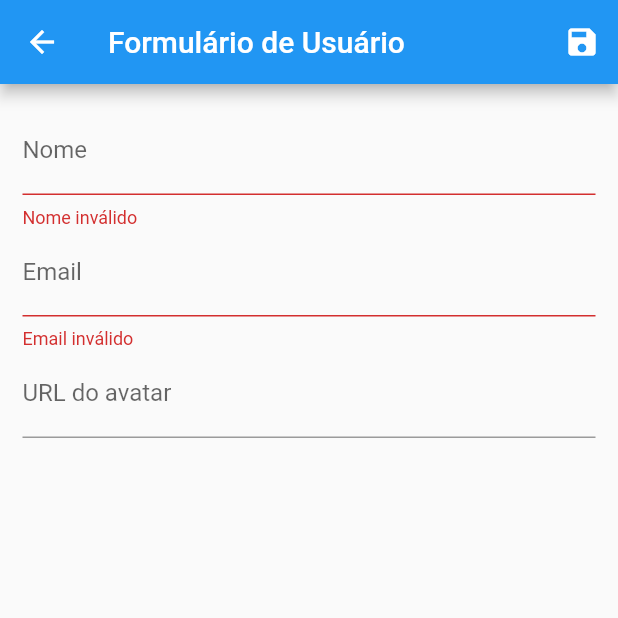
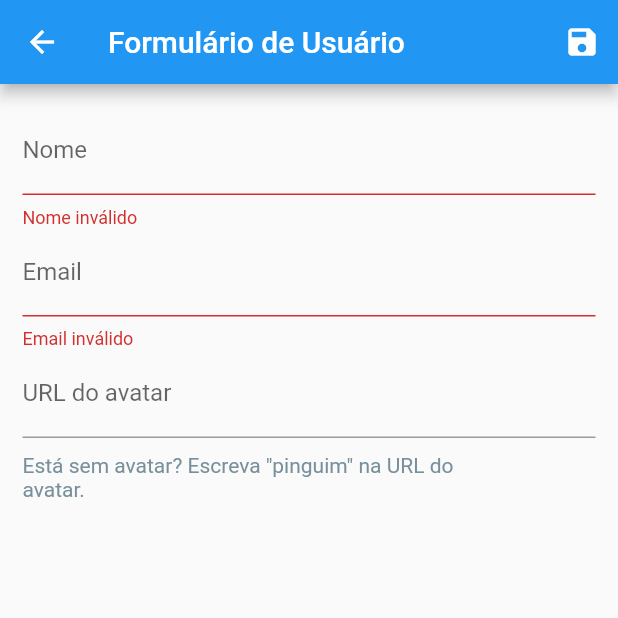
Before and after one commit to hiagopsilva/flutter-crud, a Flutter app: the UserForm screen opened by its route, after a tap on the "save" icon, on a phone screen of 412 x 824 dp, the top half of it. Run offline on Flutter 3.47's test engine with Material 2 defaults, Android fonts, the phone set to English and light mode, and no system bars; statements that could not run were skipped.

Commit message:
feat: added default avatar url

```diff
--- a/lib/views/user_form.dart
+++ b/lib/views/user_form.dart
@@ -38,12 +38,13 @@ class _UserFormState extends State<UserForm> {
         actions: <Widget>[
           IconButton(
             icon: Icon(Icons.save),
-            onPressed: () {
+            onPressed: () async {
               final isValid = _form.currentState.validate();
 
               if (isValid) {
                 _form.currentState.save();
-                Provider.of<Users>(context, listen: false).put(
+
+                await Provider.of<Users>(context, listen: false).put(
                   User(
                     id: _formData['id'],
                     name: _formData['name'],
@@ -91,7 +92,23 @@ class _UserFormState extends State<UserForm> {
                 TextFormField(
                   initialValue: _formData['avatarUrl'],
                   decoration: InputDecoration(labelText: 'URL do avatar'),
-                  onSaved: (value) => _formData['avatarUrl'] = value,
+                  onSaved: (value) => {
+                    if (value == 'pinguim')
+                      {
+                        value =
+                            'https://cdn.pixabay.com/photo/2016/03/31/19/58/avatar-1295429_960_720.png',
+                      },
+                    _formData['avatarUrl'] = value,
+                  },
+                ),
+                Container(
+                  margin:
+                      const EdgeInsets.only(left: 0, right: 65.0, top: 10.0),
+                  child: Text(
+                    'Está sem avatar? Escreva "pinguim" na URL do avatar.',
+                    textAlign: TextAlign.left,
+                    style: TextStyle(color: Colors.blueGrey[400]),
+                  ),
                 )
               ],
             )),
```
